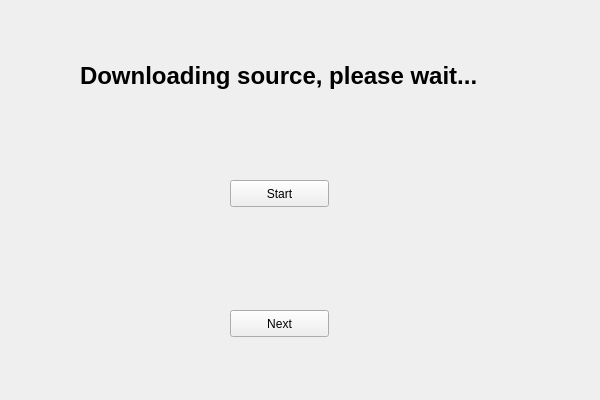
Before: the Qt Designer form fetch_source.ui in kishangondaliya/obs, drawn with Qt 5.
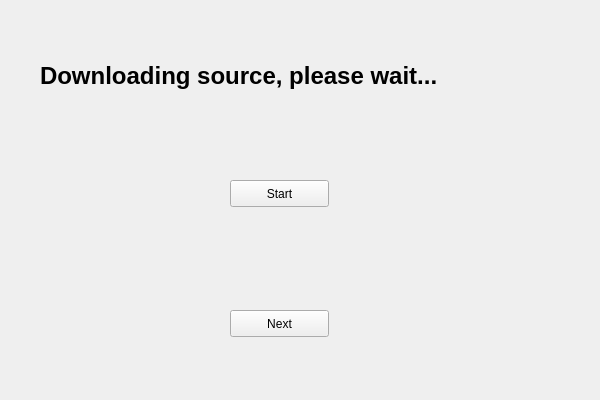
After: the same form once the commit is applied.

Commit message: Add proper validation for cloning process

```diff
--- a/fetch_source.ui
+++ b/fetch_source.ui
@@ -17,9 +17,9 @@
    <widget class="QLabel" name="wait_label">
     <property name="geometry">
      <rect>
-      <x>80</x>
+      <x>40</x>
       <y>60</y>
-      <width>431</width>
+      <width>511</width>
       <height>31</height>
      </rect>
     </property>
```
The commit also changes 1 other file.
